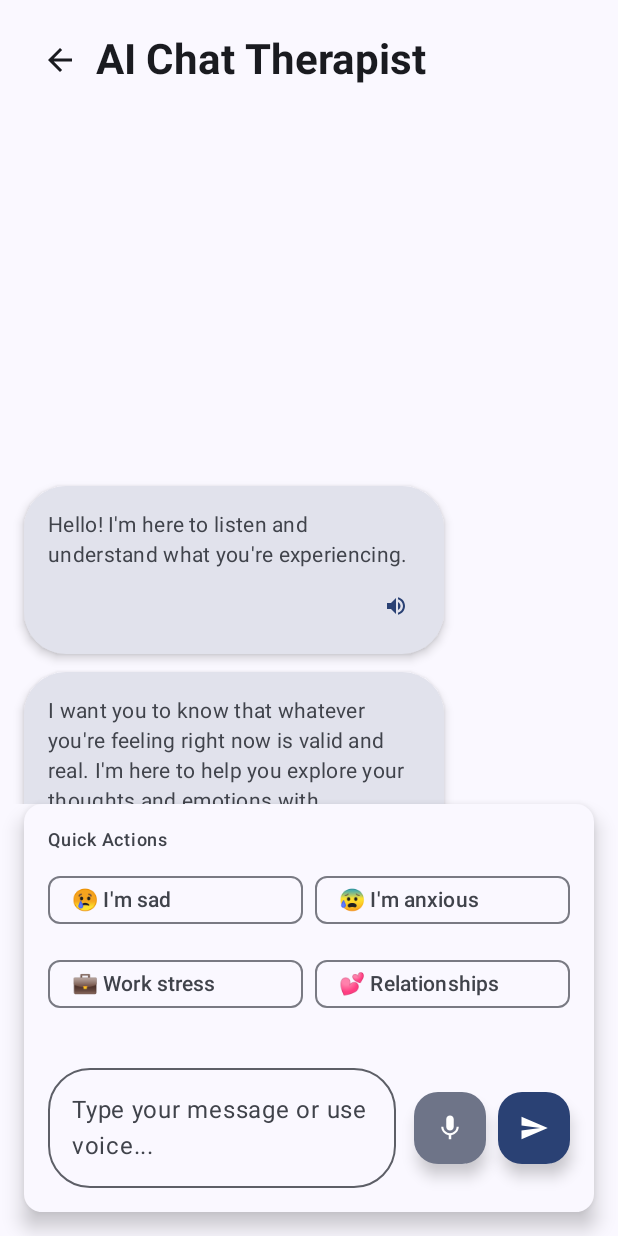
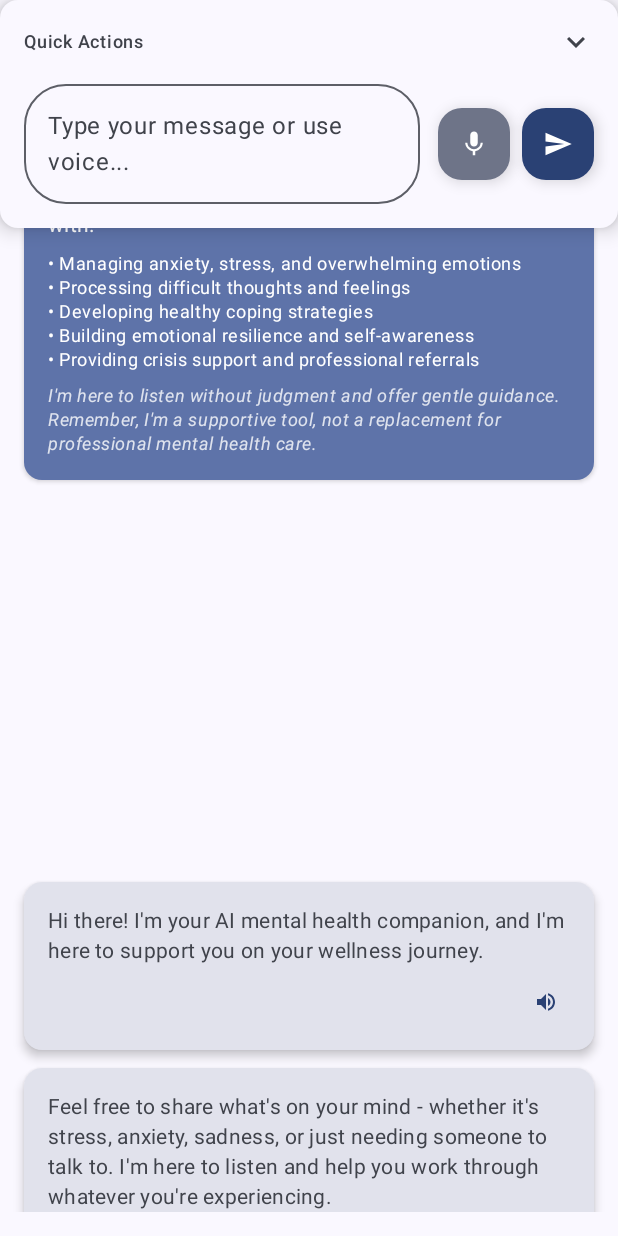
Before and after one commit to mxk6233/AITherapist, an Android app built with Jetpack Compose: the composable ChatScreen shown on its own in the app's theme, on a phone screen of 412 x 824 dp. Run offline under Robolectric (Android 15) with nearby library versions, the phone set to English and light mode, and no system bars; 1 statement that could not run was skipped.

```diff
--- a/app/src/main/java/com/serenityai/InteractiveMainActivity.kt
+++ b/app/src/main/java/com/serenityai/InteractiveMainActivity.kt
@@ -21,6 +21,7 @@ import androidx.compose.ui.tooling.preview.Preview
 import androidx.compose.ui.unit.dp
 import com.serenityai.data.models.*
 import com.serenityai.ui.theme.AITherapistTheme
+import com.serenityai.ui.disclaimer.DisclaimerScreen
 import com.serenityai.utils.SampleData
 import com.serenityai.utils.SpeechUtils
 import com.serenityai.utils.rememberSpeechUtils
@@ -64,11 +65,22 @@ class InteractiveMainActivity : ComponentActivity() {
 
 @Composable
 fun AITherpistDashboard(modifier: Modifier = Modifier) {
-    var selectedScreen by remember { mutableStateOf("home") }
+    var selectedScreen by remember { mutableStateOf("disclaimer") }
     var showDialog by remember { mutableStateOf(false) }
     var dialogContent by remember { mutableStateOf("") }
+    var disclaimerAccepted by remember { mutableStateOf(false) }
 
     when (selectedScreen) {
+        "disclaimer" -> DisclaimerScreen(
+            onAccept = {
+                disclaimerAccepted = true
+                selectedScreen = "home"
+            },
+            onDecline = {
+                // Handle decline - could show exit dialog or return to disclaimer
+                selectedScreen = "disclaimer"
+            }
+        )
         "home" -> HomeScreen(
             onNavigate = { selectedScreen = it },
             onShowDialog = { content ->
@@ -368,9 +380,10 @@ fun ChatScreen(
 ) {
     var message by remember { mutableStateOf("") }
     var messages by remember { mutableStateOf(listOf(
-        "Hello! I'm here to listen and understand what you're experiencing.",
-        "I want you to know that whatever you're feeling right now is valid and real. I'm here to help you explore your thoughts and emotions with compassion and insight."
+        "AI: Hi there! I'm your AI mental health companion, and I'm here to support you on your wellness journey.",
+        "AI: Feel free to share what's on your mind - whether it's stress, anxiety, sadness, or just needing someone to talk to. I'm here to listen and help you work through whatever you're experiencing."
     )) }
+    var isQuickOptionsExpanded by remember { mutableStateOf(false) }
 
     val speechUtils = rememberSpeechUtils()
     val isSpeaking by speechUtils.isSpeaking.collectAsState()
@@ -439,21 +452,70 @@ fun ChatScreen(
             .fillMaxSize()
             .padding(16.dp)
     ) {
+        // AI Introduction Card
+        Card(
+            modifier = Modifier
+                .fillMaxWidth()
+                .padding(vertical = 8.dp),
+            elevation = CardDefaults.cardElevation(defaultElevation = 2.dp),
+            colors = CardDefaults.cardColors(
+                containerColor = MaterialTheme.colorScheme.primaryContainer
+            )
+        ) {
+            Column(
+                modifier = Modifier.padding(16.dp)
+            ) {
                 Row(
                     modifier = Modifier.fillMaxWidth(),
                     verticalAlignment = Alignment.CenterVertically
                 ) {
+                    Icon(
+                        imageVector = Icons.Default.Psychology,
+                        contentDescription = "AI Therapist",
+                        tint = MaterialTheme.colorScheme.primary,
+                        modifier = Modifier.size(24.dp)
+                    )
+                    Spacer(modifier = Modifier.width(8.dp))
+                    Text(
+                        text = "Your AI Mental Health Companion",
+                        style = MaterialTheme.typography.titleMedium,
+                        fontWeight = FontWeight.Bold,
+                        color = MaterialTheme.colorScheme.onPrimaryContainer
+                    )
+                    Spacer(modifier = Modifier.weight(1f))
                     IconButton(onClick = onBack) {
                         Icon(Icons.Default.ArrowBack, contentDescription = "Back")
                     }
-            Text(
-                text = "AI Chat Therapist",
-                style = MaterialTheme.typography.headlineMedium,
-                fontWeight = FontWeight.Bold
-            )
-        }
-
-        Spacer(modifier = Modifier.height(16.dp))
+                }
+
+                Spacer(modifier = Modifier.height(12.dp))
+
+                Text(
+                    text = "I specialize in providing compassionate, evidence-based mental health support. I can help you with:",
+                    style = MaterialTheme.typography.bodyMedium,
+                    color = MaterialTheme.colorScheme.onPrimaryContainer
+                )
+
+                Spacer(modifier = Modifier.height(8.dp))
+
+                Text(
+                    text = "• Managing anxiety, stress, and overwhelming emotions\n• Processing difficult thoughts and feelings\n• Developing healthy coping strategies\n• Building emotional resilience and self-awareness\n• Providing crisis support and professional referrals",
+                    style = MaterialTheme.typography.bodySmall,
+                    color = MaterialTheme.colorScheme.onPrimaryContainer
+                )
+
+                Spacer(modifier = Modifier.height(8.dp))
+
+                Text(
+                    text = "I'm here to listen without judgment and offer gentle guidance. Remember, I'm a supportive tool, not a replacement for professional mental health care.",
+                    style = MaterialTheme.typography.bodySmall,
+                    color = MaterialTheme.colorScheme.onPrimaryContainer.copy(alpha = 0.8f),
+                    fontStyle = androidx.compose.ui.text.font.FontStyle.Italic
+                )
+            }
+        }
+
+        Spacer(modifier = Modifier.height(8.dp))
 
         // Speech status indicator
         if (isSpeaking || isListening) {
@@ -512,14 +574,12 @@ fun ChatScreen(
         ) {
             items(messages) { msg ->
                 val isUser = msg.startsWith("You: ")
-                val messageText = if (isUser) msg.substring(5) else msg
-
-                Row(
-                    modifier = Modifier.fillMaxWidth(),
-                    horizontalArrangement = if (isUser) Arrangement.End else Arrangement.Start
-                ) {
-                    Card(
-                        modifier = Modifier.widthIn(max = 280.dp),
+                val messageText = if (isUser) msg.substring(5) else if (msg.startsWith("AI: ")) msg.substring(4) else msg
+
+                Card(
+                    modifier = Modifier
+                        .fillMaxWidth()
+                        .padding(horizontal = if (isUser) 16.dp else 0.dp),
                     elevation = CardDefaults.cardElevation(
                         defaultElevation = if (isUser) 2.dp else 4.dp
                     ),
@@ -529,7 +589,7 @@ fun ChatScreen(
                         else
                             MaterialTheme.colorScheme.surfaceVariant
                     ),
-                        shape = MaterialTheme.shapes.extraLarge
+                    shape = MaterialTheme.shapes.medium
                 ) {
                         Column(
                             modifier = Modifier.padding(16.dp)
@@ -540,7 +600,8 @@ fun ChatScreen(
                                 color = if (isUser)
                                     MaterialTheme.colorScheme.onPrimary
                                 else
-                                    MaterialTheme.colorScheme.onSurfaceVariant
+                                    MaterialTheme.colorScheme.onSurfaceVariant,
+                                modifier = Modifier.fillMaxWidth()
                             )
 
                             // Add read-aloud button for AI messages
@@ -586,13 +647,32 @@ fun ChatScreen(
             Column(
                 modifier = Modifier.padding(16.dp)
             ) {
-                // Quick action chips
+                // Quick action chips with collapsible functionality
+                Row(
+                    modifier = Modifier.fillMaxWidth(),
+                    horizontalArrangement = Arrangement.SpaceBetween,
+                    verticalAlignment = Alignment.CenterVertically
+                ) {
                     Text(
                         text = "Quick Actions",
                         style = MaterialTheme.typography.labelMedium,
-                    color = MaterialTheme.colorScheme.onSurfaceVariant,
-                    modifier = Modifier.padding(bottom = 8.dp)
-                )
+                        color = MaterialTheme.colorScheme.onSurfaceVariant
+                    )
+
+                    IconButton(
+                        onClick = { isQuickOptionsExpanded = !isQuickOptionsExpanded },
+                        modifier = Modifier.size(24.dp)
+                    ) {
+                        Icon(
+                            imageVector = if (isQuickOptionsExpanded) Icons.Default.ExpandLess else Icons.Default.ExpandMore,
+                            contentDescription = if (isQuickOptionsExpanded) "Collapse" else "Expand",
+                            tint = MaterialTheme.colorScheme.onSurfaceVariant
+                        )
+                    }
+                }
+
+                if (isQuickOptionsExpanded) {
+                    Spacer(modifier = Modifier.height(8.dp))
 
                     LazyColumn(
                         modifier = Modifier.height(120.dp),
@@ -661,6 +741,7 @@ fun ChatScreen(
                                     containerColor = MaterialTheme.colorScheme.tertiaryContainer
                                 )
                             )
+                        }
                     }
                 }
                 }
@@ -722,7 +803,7 @@ fun ChatScreen(
                                 if (message.isNotBlank()) {
                                     messages = messages + "You: $message"
                                     val aiResponse = generateAIResponse(message)
-                                    messages = messages + aiResponse
+                                    messages = messages + "AI: $aiResponse"
                                     message = ""
                                 }
                             },
@@ -735,7 +816,6 @@ fun ChatScreen(
                                 contentDescription = "Send",
                                 modifier = Modifier.size(20.dp)
                             )
-                        }
                         }
                     }
                 }
```
Also changed, not shown: 1 other file. Lines whose indentation alone changed are shown as unchanged.
